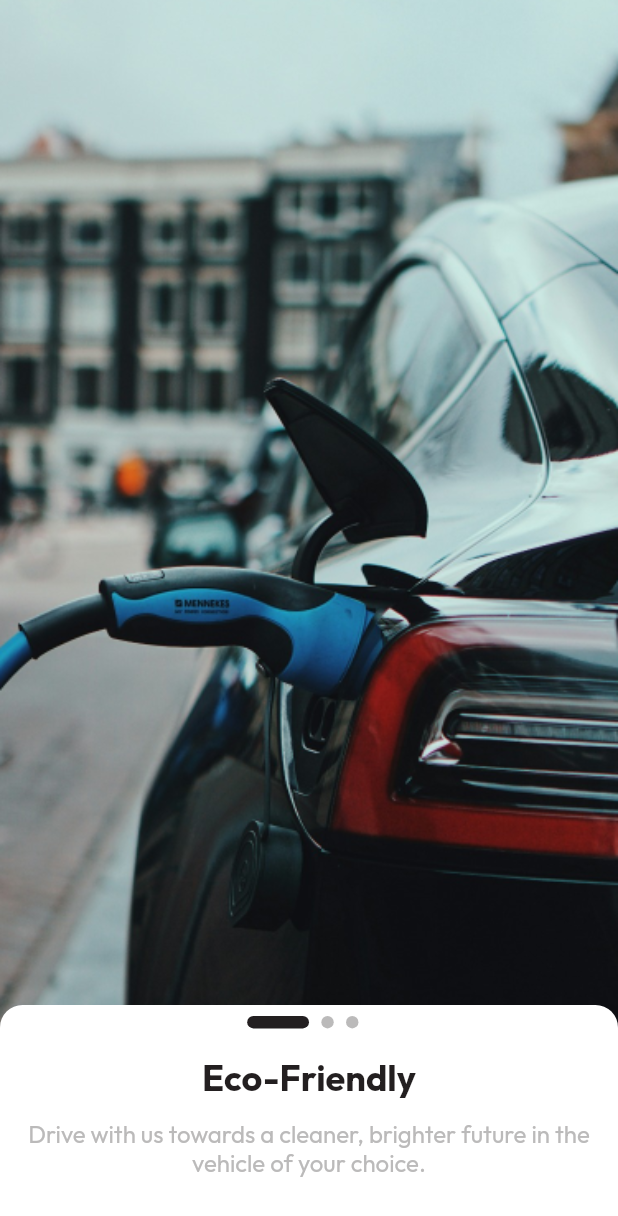
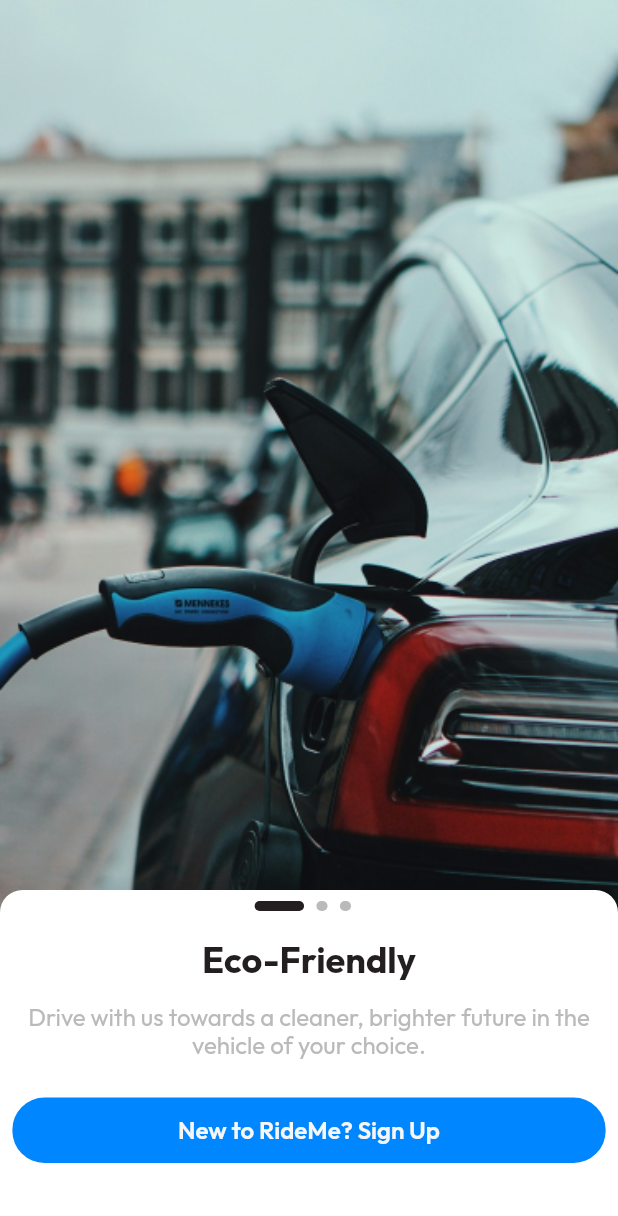
Before and after one commit to RideMe-Inc/rideme_mobile, a Flutter app: the screen it shows after launch, on a phone screen of 412 x 824 dp. Shown: the top 1216 px of the screen. Run offline on Flutter 3.47's test engine with Material 3 defaults, Android fonts, the light colour scheme and no system bars; our stand-ins replace bloc, bloc_concurrency, dartz, equatable, firebase_core, firebase_messaging and 11 more; missing offline and left inert: app_tracking_transparency, data_connection_checker_nulls, web_socket_client; accounts and stored records are empty; generated files the repository leaves out were written again.

Commit message:
onboarding flow complete

````diff
--- a/lib/connection_page.dart
+++ b/lib/connection_page.dart
@@ -37,6 +37,9 @@ class _ConnectionPageState extends State<ConnectionPage> {
 
             if (state is IsOnboardingViewedSuccess) {
               //network connection flow continues from here
+
+              //go to sign up for now
+              context.goNamed('login');
             }
           },
         ),
--- a/lib/core/theme/app_colors.dart
+++ b/lib/core/theme/app_colors.dart
@@ -26,6 +26,7 @@ class AppColors {
   static const rideMeBlueDarker = Color.fromRGBO(0, 47, 89, 1);
 
 //WHITE
+  static const rideMeWhite400 = Color.fromRGBO(246, 246, 246, 1);
   static const rideMeWhite500 = Color.fromRGBO(255, 255, 255, 1);
   static const rideMeWhite600 = Color.fromRGBO(232, 232, 232, 1);
   static const rideMeWhite700 = Color.fromRGBO(181, 181, 181, 1);
@@ -33,6 +34,7 @@ class AppColors {
   static const rideMeWhite900 = Color.fromRGBO(107, 107, 107, 1);
 
 //BLACK
+  static const rideMeBlack20 = Color.fromRGBO(235, 235, 240, 1);
   static const rideMeBlack80 = Color.fromRGBO(105, 105, 107, 1);
   static const rideMeBlackLight = Color.fromRGBO(233, 233, 233, 1);
   static const rideMeBlackLightHover = Color.fromRGBO(222, 221, 222, 1);
--- /dev/null
+++ b/lib/core/widgets/buttons/generic_button_widget.dart
@@ -0,0 +1,90 @@
+import 'package:flutter/material.dart';
+import 'package:rideme_mobile/core/extensions/context_extensions.dart';
+import 'package:rideme_mobile/core/size/sizes.dart';
+import 'package:rideme_mobile/core/theme/app_colors.dart';
+
+/// ### GenericButton Widget
+///
+/// The `GenericButton` widget is a customizable button.
+/// It provides flexibility in customization options such as button label, onTap callback, and button activation state.
+///
+/// #### Notes:
+/// - It adjusts the button's color and onTap callback based on the `isActive` property.
+/// - The `GenericButton` widget encapsulates a `GestureDetector` and a `Container` for button styling.
+/// - The button's appearance and behavior can be controlled dynamically by changing the `isActive` property.
+///
+/// #### Example Usage:
+/// ```dart
+/// GenericButton(
+///  label: 'Submit',
+///  isActive: true,
+///  onTap: () {
+///    // Handle button press
+///  },
+///)
+/// ```
+class GenericButton extends StatelessWidget {
+  /// A String representing the text displayed on the button.
+  final String label;
+
+  /// A boolean indicating whether the button is active or disabled.
+  final bool isActive;
+
+  /// An optional color for the button.
+  final Color? buttonColor;
+
+  /// An optional color for the button text.
+  final Color? textColor;
+
+  /// An optional callback function that is called when the button is tapped.
+  final void Function()? onTap;
+
+  /// ### Constructor for `GenericButton` Widget
+  ///
+  /// #### Parameters:
+  /// - `label` (required): A String representing the text displayed on the button.
+  /// - `onTap`: An optional callback function that is called when the button is tapped.
+  /// - `buttonColor`: An optional color for the button.
+  /// - `textColor`: An optional color for the button text.
+  /// - `isActive` (required): A boolean indicating whether the button is active or disabled.
+
+  const GenericButton({
+    super.key,
+    this.textColor,
+    this.buttonColor,
+    required this.onTap,
+    required this.label,
+    required this.isActive,
+  });
+
+  @override
+  Widget build(BuildContext context) {
+    return GestureDetector(
+      // button functionality
+      onTap: isActive ? onTap : null,
+      child: Container(
+        constraints: BoxConstraints(
+            maxWidth: 700, minHeight: Sizes.height(context, 0.053)),
+        width: double.infinity,
+        decoration: BoxDecoration(
+          color: isActive
+              ? buttonColor ?? AppColors.rideMeBlueNormal
+              : AppColors.rideMeBlackLightHover,
+          borderRadius: BorderRadius.circular(
+            Sizes.height(context, 0.026),
+          ),
+        ),
+        child: Center(
+          child: Text(
+            //string of text for  button
+            label,
+            style: context.textTheme.displayMedium?.copyWith(
+              color: textColor ?? AppColors.rideMeWhite400,
+              fontWeight: FontWeight.w600,
+            ),
+          ),
+        ),
+      ),
+    );
+  }
+}
--- a/lib/features/onboarding/presentation/pages/onboarding_page.dart
+++ b/lib/features/onboarding/presentation/pages/onboarding_page.dart
@@ -1,11 +1,17 @@
+import 'package:flutter/foundation.dart';
 import 'package:flutter/material.dart';
+import 'package:flutter_bloc/flutter_bloc.dart';
+import 'package:go_router/go_router.dart';
 import 'package:rideme_mobile/assets/images/image_name_constants.dart';
 import 'package:rideme_mobile/core/extensions/context_extensions.dart';
 import 'package:rideme_mobile/core/size/sizes.dart';
 import 'package:rideme_mobile/core/spacing/whitspacing.dart';
 import 'package:rideme_mobile/core/theme/app_colors.dart';
+import 'package:rideme_mobile/core/widgets/buttons/generic_button_widget.dart';
 import 'package:rideme_mobile/features/onboarding/domain/entities/onboarding_info.dart';
+import 'package:rideme_mobile/features/onboarding/presentation/bloc/onboarding_bloc.dart';
 import 'package:rideme_mobile/features/onboarding/presentation/widgets/onboarding_transition.dart';
+import 'package:rideme_mobile/injection_container.dart';
 
 class OnboardingPage extends StatefulWidget {
   const OnboardingPage({super.key});
@@ -17,6 +23,9 @@ class OnboardingPage extends StatefulWidget {
 class _OnboardingPageState extends State<OnboardingPage> {
   int currentIndex = 0;
   PageController controller = PageController(initialPage: 0);
+  final onboardingBloc = sl<OnboardingBloc>();
+
+  markasViewed() => onboardingBloc.add(MarkAsViewedEvent());
 
   @override
   Widget build(BuildContext context) {
@@ -37,7 +46,17 @@ class _OnboardingPageState extends State<OnboardingPage> {
         imagePath: ImageNameConstants.onboardingIMG3,
       ),
     ];
-    return Scaffold(
+    return BlocListener(
+      bloc: onboardingBloc,
+      listener: (context, state) {
+        if (kDebugMode) {
+          print(state);
+        }
+        if (state is MarkAsViewedError || state is MarkAsViewedSuccess) {
+          context.goNamed('login');
+        }
+      },
+      child: Scaffold(
         body: SizedBox(
           height: double.infinity,
           width: double.infinity,
@@ -57,6 +76,7 @@ class _OnboardingPageState extends State<OnboardingPage> {
           ),
         ),
         bottomSheet: Container(
+          constraints: BoxConstraints(minHeight: Sizes.height(context, 0.28)),
           width: double.infinity,
           decoration: const BoxDecoration(
             color: Colors.white,
@@ -115,7 +135,16 @@ class _OnboardingPageState extends State<OnboardingPage> {
                 Space.height(context, 0.03),
 
                 //BUTTONS
+
+                //NEW TO RIDE ME
+
+                GenericButton(
+                  onTap: markasViewed,
+                  label: context.appLocalizations.newToRideMe,
+                  isActive: true,
+                ),
               ],
+            ),
           ),
         ),
       ),
--- a/lib/features/onboarding/presentation/widgets/onboarding_transition.dart
+++ b/lib/features/onboarding/presentation/widgets/onboarding_transition.dart
@@ -10,11 +10,12 @@ class OnboardingTransition extends StatelessWidget {
 
   @override
   Widget build(BuildContext context) {
-    return Container(
-      height: Sizes.height(context, 0.01),
+    return AnimatedContainer(
+      duration: const Duration(milliseconds: 400),
+      height: Sizes.height(context, 0.008),
       width: currentIndex == index
-          ? Sizes.width(context, 0.1)
-          : Sizes.width(context, 0.02),
+          ? Sizes.width(context, 0.08)
+          : Sizes.width(context, 0.018),
       margin: EdgeInsets.only(right: Sizes.width(context, 0.02)),
       decoration: BoxDecoration(
           borderRadius: BorderRadius.circular(Sizes.height(context, 0.02)),
````
Also changed, not shown: lib/core/routes/go_router_config.dart (+10 -5 lines), lib/core/widgets/textfield/generic_textfield_widget.dart (added, +222 -0 lines), lib/core/widgets/textfield/text_form_field.dart (added, +71 -0 lines), lib/features/authentication/presentation/bloc/authentication_bloc.dart (added, +13 -0 lines), lib/features/authentication/presentation/bloc/authentication_event.dart (added, +8 -0 lines), lib/features/authentication/presentation/bloc/authentication_state.dart (added, +9 -0 lines), lib/features/authentication/presentation/pages/phone_entry_page.dart (added, +31 -0 lines). Lines whose indentation alone changed are shown as unchanged.
